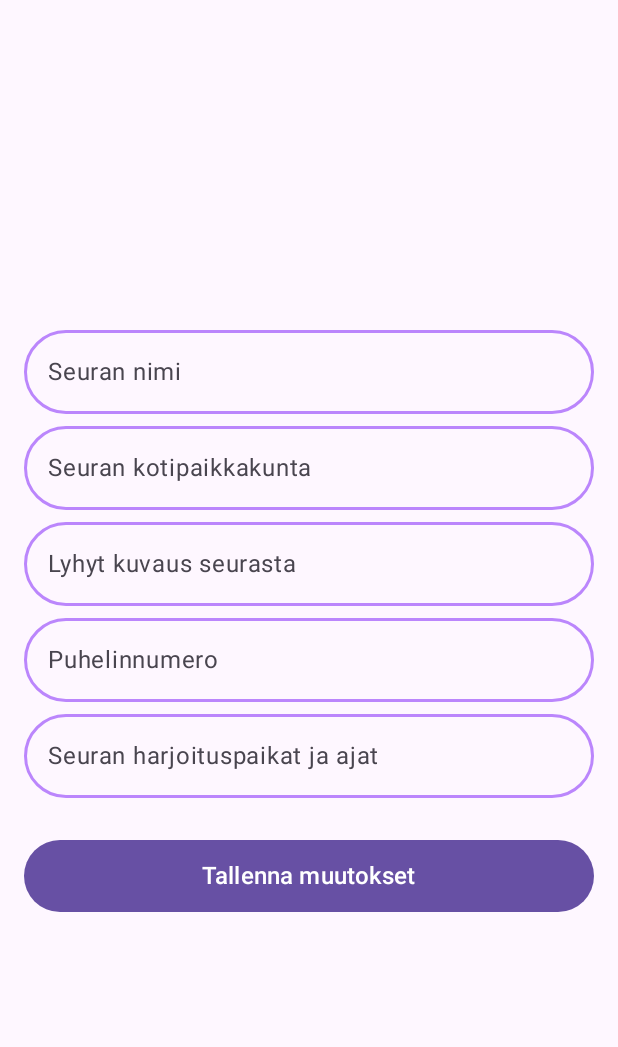
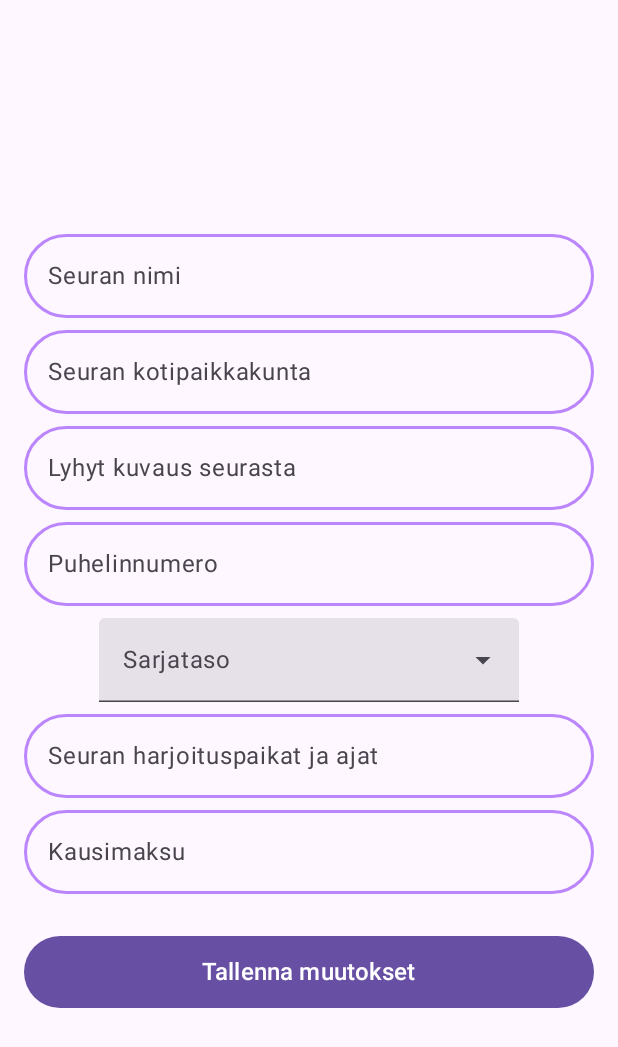
Before and after one commit to TuomasVirtanen/SportsConnect-Android-App-Prototype, an Android app built with Jetpack Compose: the EditClubProfileScreen screen opened through its navigation route, on a phone screen of 412 x 824 dp. Shown: the top 1047 px of the screen. Run offline under Robolectric (Android 15) with nearby library versions, the phone set to English and light mode, and no system bars; our stand-ins replace Dagger/Hilt's generated code, Firebase (no records; nobody signed in at launch, a user with empty details on screens opened directly); 1 statement that could not run was skipped.

Commit message:
Add payment to create and edit club profile screens.

```diff
--- a/app/src/main/java/fi/tuni/sportsconnect/model/ClubAccount.kt
+++ b/app/src/main/java/fi/tuni/sportsconnect/model/ClubAccount.kt
@@ -10,4 +10,5 @@ data class ClubAccount(
     val contactInfo: Map<String, String>? = null,
     val leagueLevel: String = "",
     val trainingPlaceAndTime: String? = null,
+    val payment: String? = null,
 )
--- a/app/src/main/java/fi/tuni/sportsconnect/screens/EditClubProfileScreen.kt
+++ b/app/src/main/java/fi/tuni/sportsconnect/screens/EditClubProfileScreen.kt
@@ -12,8 +12,13 @@ import androidx.compose.foundation.rememberScrollState
 import androidx.compose.foundation.shape.RoundedCornerShape
 import androidx.compose.foundation.verticalScroll
 import androidx.compose.material3.Button
+import androidx.compose.material3.DropdownMenuItem
+import androidx.compose.material3.ExperimentalMaterial3Api
+import androidx.compose.material3.ExposedDropdownMenuBox
+import androidx.compose.material3.ExposedDropdownMenuDefaults
 import androidx.compose.material3.OutlinedTextField
 import androidx.compose.material3.Text
+import androidx.compose.material3.TextField
 import androidx.compose.material3.TextFieldDefaults
 import androidx.compose.runtime.Composable
 import androidx.compose.runtime.LaunchedEffect
@@ -21,12 +26,15 @@ import androidx.compose.runtime.collectAsState
 import androidx.compose.ui.Alignment
 import androidx.compose.ui.Modifier
 import androidx.compose.ui.graphics.Color
+import androidx.compose.ui.res.stringResource
 import androidx.compose.ui.unit.dp
 import androidx.compose.ui.unit.sp
 import androidx.hilt.navigation.compose.hiltViewModel
+import fi.tuni.sportsconnect.R
 import fi.tuni.sportsconnect.ui.theme.Purple200
 import fi.tuni.sportsconnect.viewModels.EditClubProfileViewModel
 
+@OptIn(ExperimentalMaterial3Api::class)
 @Composable
 fun EditClubProfileScreen(
     openAndPopUp: (String, String) -> Unit,
@@ -37,7 +45,14 @@ fun EditClubProfileScreen(
     val city = viewModel.city.collectAsState()
     val bio = viewModel.bio.collectAsState()
     val phoneNumber = viewModel.phoneNumber.collectAsState()
+    val level = viewModel.leagueLevel.collectAsState()
     val trainingPlaceAndTime = viewModel.trainingPlaceAndTime.collectAsState()
+    val payment = viewModel.payment.collectAsState()
+    val expandedLevel = viewModel.expandedLevel.collectAsState()
+
+    val levelOptions = listOf("F-liiga M", "F-liiga N", "M Inssi-Divari", "N Divari", "M Suomisarja",
+        "N Suomisarja", "M 2. div", "N 2. div", "M 3. div", "N 3. div", "M 4. div", "N 4. div", "M 5. div",
+        "M 6. div", "Muu")
 
     LaunchedEffect(Unit) {viewModel.initialize()}
 
@@ -129,6 +144,38 @@ fun EditClubProfileScreen(
             placeholder = { Text("Puhelinnumero") },
         )
 
+        ExposedDropdownMenuBox(
+            expanded = expandedLevel.value,
+            onExpandedChange = {viewModel.updateExpandedLevel()},
+            modifier = modifier
+                .padding(16.dp, 4.dp)
+        ) {
+            TextField(
+                modifier = modifier.menuAnchor(),
+                readOnly = true,
+                value = level.value,
+                onValueChange = {},
+                label = { Text(stringResource(R.string.club_level)) },
+                trailingIcon = { ExposedDropdownMenuDefaults.TrailingIcon(expanded = expandedLevel.value) },
+                colors = ExposedDropdownMenuDefaults.textFieldColors(),
+            )
+            ExposedDropdownMenu(
+                expanded = expandedLevel.value,
+                onDismissRequest = { viewModel.updateExpandedLevel() },
+            ) {
+                levelOptions.forEach { selectionOption ->
+                    DropdownMenuItem(
+                        text = { Text(selectionOption) },
+                        onClick = {
+                            viewModel.updateLevel(selectionOption)
+                            viewModel.updateExpandedLevel()
+                        },
+                        contentPadding = ExposedDropdownMenuDefaults.ItemContentPadding,
+                    )
+                }
+            }
+        }
+
         OutlinedTextField(
             singleLine = true,
             modifier = modifier
@@ -149,6 +196,26 @@ fun EditClubProfileScreen(
             placeholder = { Text("Seuran harjoituspaikat ja ajat") },
         )
 
+        OutlinedTextField(
+            singleLine = true,
+            modifier = modifier
+                .fillMaxWidth()
+                .padding(16.dp, 4.dp)
+                .border(
+                    BorderStroke(width = 2.dp, color = Purple200),
+                    shape = RoundedCornerShape(50)
+                ),
+            colors = TextFieldDefaults.colors(
+                focusedContainerColor = Color.Transparent,
+                unfocusedContainerColor = Color.Transparent,
+                focusedIndicatorColor = Color.Transparent,
+                unfocusedIndicatorColor = Color.Transparent
+            ),
+            value = payment.value,
+            onValueChange = { viewModel.updatePayment(it) },
+            placeholder = { Text("Kausimaksu") },
+        )
+
         Spacer(modifier = Modifier
             .fillMaxWidth()
             .padding(12.dp))
--- a/app/src/main/java/fi/tuni/sportsconnect/viewModels/EditClubProfileViewModel.kt
+++ b/app/src/main/java/fi/tuni/sportsconnect/viewModels/EditClubProfileViewModel.kt
@@ -12,18 +12,22 @@ import fi.tuni.sportsconnect.model.ClubAccount
 import fi.tuni.sportsconnect.model.FirestoreService
 import kotlinx.coroutines.flow.MutableStateFlow
 import javax.inject.Inject
+import kotlin.math.exp
 
 @HiltViewModel
 class EditClubProfileViewModel @Inject constructor(
     private val accountService: AccountService,
     private val firestoreService: FirestoreService
 ): SportsConnectAppViewModel() {
-    val club = MutableStateFlow(ClubAccount())
+    private val club = MutableStateFlow(ClubAccount())
     val clubName = MutableStateFlow("")
     val city = MutableStateFlow("")
     val bio = MutableStateFlow("")
     val phoneNumber = MutableStateFlow("")
+    val leagueLevel = MutableStateFlow("")
     val trainingPlaceAndTime = MutableStateFlow("")
+    val payment = MutableStateFlow("")
+    val expandedLevel = MutableStateFlow(false)
 
     fun initialize() {
         launchCatching {
@@ -32,7 +36,9 @@ class EditClubProfileViewModel @Inject constructor(
             city.value = club.value.city
             bio.value = club.value.bio.orEmpty()
             phoneNumber.value = club.value.contactInfo?.get("phoneNumber").orEmpty()
+            leagueLevel.value = club.value.leagueLevel
             trainingPlaceAndTime.value = club.value.trainingPlaceAndTime.orEmpty()
+            payment.value = club.value.payment.orEmpty()
         }
     }
 
@@ -51,9 +57,22 @@ class EditClubProfileViewModel @Inject constructor(
         phoneNumber.value = newPhoneNumber
     }
 
+    fun updateExpandedLevel() {
+        expandedLevel.value = !expandedLevel.value
+    }
+
+    fun updateLevel(newLevel: String) {
+        leagueLevel.value = newLevel
+    }
+
     fun updateTrainingPlaceAndTime(newTrainingPlaceAndTime: String) {
         trainingPlaceAndTime.value = newTrainingPlaceAndTime
     }
+
+    fun updatePayment(newPayment: String) {
+        payment.value = newPayment
+    }
+
 
     fun onFinishClick(openAndPopUp: (String, String) -> Unit) {
 
@@ -66,7 +85,9 @@ class EditClubProfileViewModel @Inject constructor(
                     bio.value,
                     mapOf("email" to Firebase.auth.currentUser?.email.orEmpty(),
                         "phoneNumber" to phoneNumber.value),
-                    trainingPlaceAndTime.value
+                    leagueLevel.value,
+                    trainingPlaceAndTime.value,
+                    payment.value
                 )
             )
             openAndPopUp(CLUB_PROFILE_SCREEN, EDIT_CLUB_PROFILE_SCREEN)
```
Also changed, not shown: app/src/main/java/fi/tuni/sportsconnect/screens/CreateClubProfileScreen.kt (+22 -0 lines), app/src/main/java/fi/tuni/sportsconnect/viewModels/CreateClubProfileViewModel.kt (+8 -2 lines).
